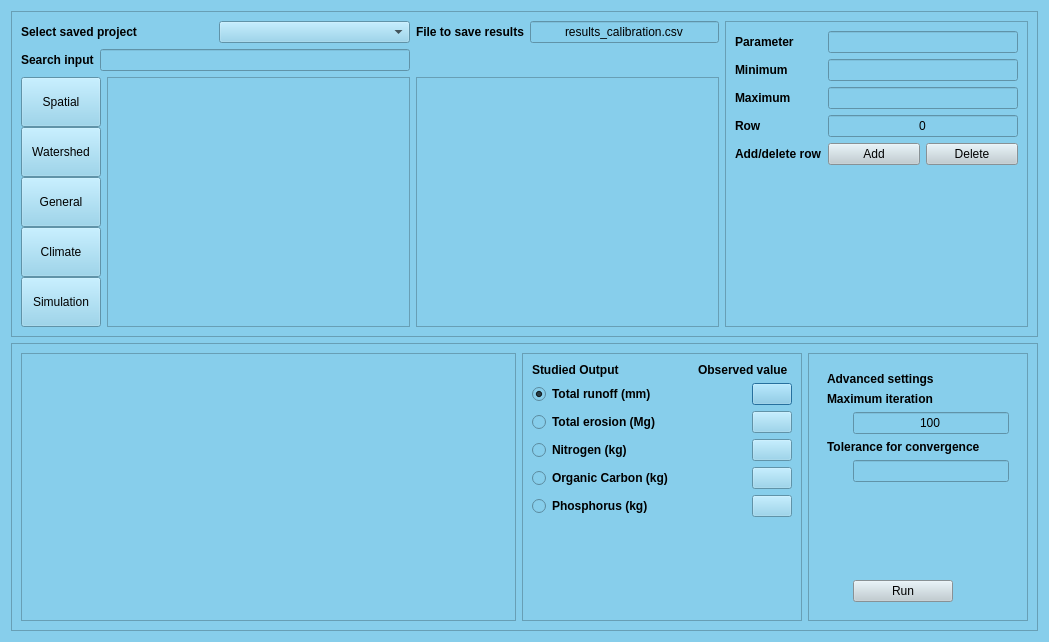
Qt form ui/calibration.ui (Inigobarbe/QAnnAGNPS) before a commit.
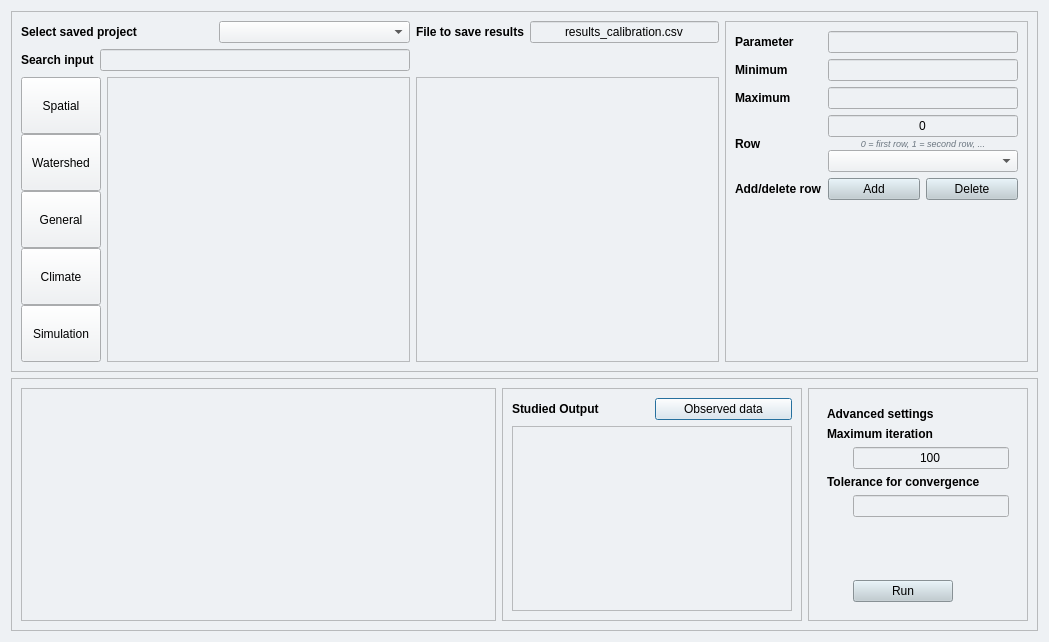
The same form after that commit.

The edit to the form file:
```diff
--- a/ui/calibration.ui
+++ b/ui/calibration.ui
@@ -14,7 +14,7 @@
    <string>Dialog</string>
   </property>
   <property name="styleSheet">
-   <string notr="true">background-color: #87CEEB</string>
+   <string notr="true">background-color: #eef1f4</string>
   </property>
   <layout class="QGridLayout" name="gridLayout_5">
    <item row="1" column="0">
@@ -30,13 +30,13 @@
        <widget class="QFrame" name="frame_5">
         <property name="minimumSize">
          <size>
-          <width>280</width>
+          <width>300</width>
           <height>0</height>
          </size>
         </property>
         <property name="maximumSize">
          <size>
-          <width>250</width>
+          <width>300</width>
           <height>16777215</height>
          </size>
         </property>
@@ -47,49 +47,10 @@
          <enum>QFrame::Raised</enum>
         </property>
         <layout class="QGridLayout" name="gridLayout_7">
-         <item row="1" column="0">
-          <layout class="QHBoxLayout" name="horizontalLayout_3">
-           <item>
-            <widget class="QRadioButton" name="runoff">
-             <property name="minimumSize">
-              <size>
-               <width>222</width>
-               <height>0</height>
-              </size>
-             </property>
-             <property name="font">
-              <font>
-               <weight>75</weight>
-               <bold>true</bold>
-              </font>
-             </property>
-             <property name="text">
-              <string>Total runoff (mm)</string>
-             </property>
-             <property name="checked">
-              <bool>true</bool>
-             </property>
-            </widget>
-           </item>
-           <item>
-            <widget class="QPushButton" name="runoff_push">
-             <property name="text">
-              <string/>
-             </property>
-            </widget>
-           </item>
-          </layout>
-         </item>
          <item row="0" column="0">
           <layout class="QHBoxLayout" name="horizontalLayout_13">
            <item>
             <widget class="QLabel" name="label_14">
-             <property name="minimumSize">
-              <size>
-               <width>160</width>
-               <height>0</height>
-              </size>
-             </property>
              <property name="font">
               <font>
                <weight>75</weight>
@@ -102,152 +63,31 @@
             </widget>
            </item>
            <item>
-            <widget class="QLabel" name="label_15">
-             <property name="font">
-              <font>
-               <weight>75</weight>
-               <bold>true</bold>
-              </font>
-             </property>
+            <widget class="QPushButton" name="observed_push">
              <property name="text">
-              <string>Observed value</string>
+              <string>Observed data</string>
              </property>
             </widget>
            </item>
           </layout>
          </item>
-         <item row="2" column="0">
-          <layout class="QHBoxLayout" name="horizontalLayout_5">
-           <item>
-            <widget class="QRadioButton" name="total_erosion">
-             <property name="minimumSize">
-              <size>
-               <width>222</width>
-               <height>0</height>
-              </size>
-             </property>
-             <property name="font">
-              <font>
-               <weight>75</weight>
-               <bold>true</bold>
-              </font>
-             </property>
-             <property name="text">
-              <string>Total erosion (Mg)</string>
-             </property>
-            </widget>
-           </item>
-           <item>
-            <widget class="QPushButton" name="erosion_push">
-             <property name="text">
-              <string/>
-             </property>
-            </widget>
-           </item>
-          </layout>
-         </item>
-         <item row="4" column="0">
-          <layout class="QHBoxLayout" name="horizontalLayout_10">
-           <item>
-            <widget class="QRadioButton" name="organic">
-             <property name="minimumSize">
-              <size>
-               <width>222</width>
-               <height>0</height>
-              </size>
-             </property>
-             <property name="font">
-              <font>
-               <weight>75</weight>
-               <bold>true</bold>
-              </font>
-             </property>
-             <property name="text">
-              <string>Organic Carbon (kg)</string>
-             </property>
-            </widget>
-           </item>
-           <item>
-            <widget class="QPushButton" name="carbon_push">
-             <property name="text">
-              <string/>
-             </property>
-            </widget>
-           </item>
-          </layout>
-         </item>
-         <item row="3" column="0">
-          <layout class="QHBoxLayout" name="horizontalLayout_9">
-           <item>
-            <widget class="QRadioButton" name="nitrogen">
-             <property name="minimumSize">
-              <size>
-               <width>222</width>
-               <height>0</height>
-              </size>
-             </property>
-             <property name="font">
-              <font>
-               <weight>75</weight>
-               <bold>true</bold>
-              </font>
-             </property>
-             <property name="text">
-              <string>Nitrogen (kg)</string>
-             </property>
-            </widget>
-           </item>
-           <item>
-            <widget class="QPushButton" name="nitrogen_push">
-             <property name="text">
-              <string/>
-             </property>
-            </widget>
-           </item>
-          </layout>
-         </item>
-         <item row="5" column="0">
-          <layout class="QHBoxLayout" name="horizontalLayout_11">
-           <item>
-            <widget class="QRadioButton" name="phosphorus">
-             <property name="minimumSize">
-              <size>
-               <width>222</width>
-               <height>0</height>
-              </size>
-             </property>
-             <property name="font">
-              <font>
-               <weight>75</weight>
-               <bold>true</bold>
-              </font>
-             </property>
-             <property name="text">
-              <string>Phosphorus (kg)</string>
-             </property>
-            </widget>
-           </item>
-           <item>
-            <widget class="QPushButton" name="phosphorus_push">
-             <property name="text">
-              <string/>
-             </property>
-            </widget>
-           </item>
-          </layout>
-         </item>
-         <item row="6" column="0">
-          <spacer name="verticalSpacer_3">
-           <property name="orientation">
-            <enum>Qt::Vertical</enum>
+         <item row="1" column="0">
+          <widget class="QScrollArea" name="scrollArea_2">
+           <property name="widgetResizable">
+            <bool>true</bool>
            </property>
-           <property name="sizeHint" stdset="0">
-            <size>
-             <width>20</width>
-             <height>40</height>
-            </size>
-           </property>
-          </spacer>
+           <widget class="QWidget" name="scrollAreaWidgetContents_2">
+            <property name="geometry">
+             <rect>
+              <x>0</x>
+              <y>0</y>
+              <width>280</width>
+              <height>400</height>
+             </rect>
+            </property>
+            <layout class="QVBoxLayout" name="verticalLayout_5"/>
+           </widget>
+          </widget>
          </item>
         </layout>
        </widget>
@@ -588,26 +428,74 @@
           </widget>
          </item>
          <item row="3" column="1">
-          <widget class="QLineEdit" name="row">
-           <property name="minimumSize">
-            <size>
-             <width>0</width>
-             <height>0</height>
-            </size>
+          <layout class="QVBoxLayout" name="verticalLayout_row">
+           <property name="spacing">
+            <number>1</number>
            </property>
-           <property name="maximumSize">
-            <size>
-             <width>16777215</width>
-             <height>16777215</height>
-            </size>
-           </property>
-           <property name="text">
-            <string>0</string>
-           </property>
-           <property name="alignment">
-            <set>Qt::AlignCenter</set>
-           </property>
-          </widget>
+           <item>
+            <widget class="QLineEdit" name="row">
+             <property name="minimumSize">
+              <size>
+               <width>0</width>
+               <height>0</height>
+              </size>
+             </property>
+             <property name="maximumSize">
+              <size>
+               <width>16777215</width>
+               <height>16777215</height>
+              </size>
+             </property>
+             <property name="toolTip">
+              <string>Row index of this parameter within its input file, starting at 0: 0 is the first row, 1 the second row, and so on.</string>
+             </property>
+             <property name="text">
+              <string>0</string>
+             </property>
+             <property name="alignment">
+              <set>Qt::AlignCenter</set>
+             </property>
+            </widget>
+           </item>
+           <item>
+            <widget class="QLabel" name="label_row_hint">
+             <property name="font">
+              <font>
+               <pointsize>7</pointsize>
+               <italic>true</italic>
+              </font>
+             </property>
+             <property name="styleSheet">
+              <string notr="true">color: #6b7680;</string>
+             </property>
+             <property name="text">
+              <string>0 = first row, 1 = second row, ...</string>
+             </property>
+             <property name="alignment">
+              <set>Qt::AlignCenter</set>
+             </property>
+             <property name="toolTip">
+              <string>Row index of this parameter within its input file, starting at 0: 0 is the first row, 1 the second row, and so on.</string>
+             </property>
+            </widget>
+           </item>
+           <item>
+            <widget class="QComboBox" name="row_curve_number">
+             <property name="visible">
+              <bool>false</bool>
+             </property>
+             <property name="minimumSize">
+              <size>
+               <width>0</width>
+               <height>0</height>
+              </size>
+             </property>
+             <property name="toolTip">
+              <string>Choose which curve number row (by its Curve_Number_ID) this shift applies to.</string>
+             </property>
+            </widget>
+           </item>
+          </layout>
          </item>
          <item row="4" column="1">
           <layout class="QHBoxLayout" name="horizontalLayout">
```
Left out of the diff: 3 changed lines with no effect on the pictures.
